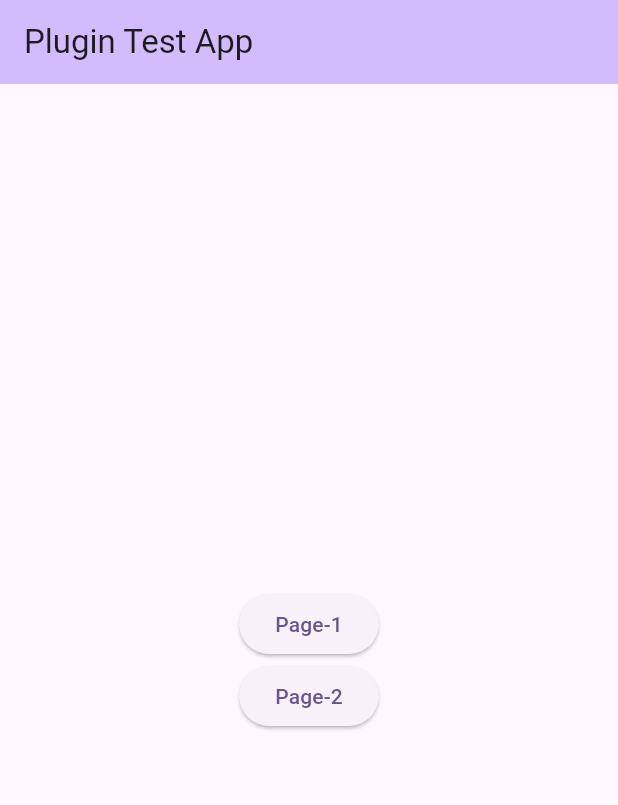
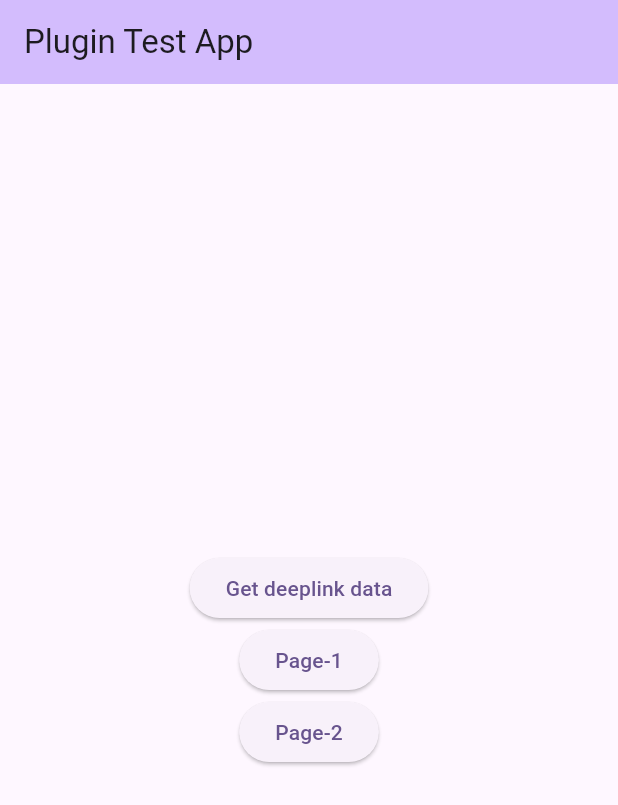
Before and after one commit to ResulticksInc/fluttertestapp, a Flutter app: the screen it shows after launch, on a phone screen of 412 x 824 dp. Shown: the top 805 px of the screen. Run offline on Flutter 3.47's test engine with Material 3 defaults, Android fonts, the phone set to English and light mode, and no system bars; our stand-ins replace firebase_core, firebase_messaging; missing offline and left inert: refluttersdk; accounts and stored records are empty.

Commit message:
Implemented new deeplink listener

```diff
--- a/lib/main.dart
+++ b/lib/main.dart
@@ -1,10 +1,14 @@
+import 'dart:async';
 import 'dart:convert';
 
+import 'package:firebase_core/firebase_core.dart';
+import 'package:firebase_messaging/firebase_messaging.dart';
 import 'package:flutter/material.dart';
 import 'package:refluttersdk/refluttersdk.dart';
 
-void main() {
-
+void main() async {
+  WidgetsFlutterBinding.ensureInitialized();
+  await Firebase.initializeApp();
   runApp(const MyApp());
 }
 final _refluttersdkPlugin =Refluttersdk();
@@ -19,66 +23,146 @@ class MyApp extends StatelessWidget {
       title: 'Plugin Test App',
       routes: {
         '/CareerPage': (BuildContext ctx) => const CareerPage(),
-        "/CertificationPage": (BuildContext ctx) => const CertificationPage(),
+        '/CertificationPage': (BuildContext ctx) => const CertificationPage(),
+        '/FormPage' : (BuildContext ctx) => const FormPage(),
+        '/UserDashboard' : (BuildContext ctx) => const UserDashboard(),
       },
       debugShowCheckedModeBanner: false,
       theme: ThemeData(
         colorScheme: ColorScheme.fromSeed(seedColor: Colors.deepPurple),
         useMaterial3: true,
       ),
-      home: const MyHomePage(),
+      home:  const MyHomePage(),
     );
   }
 
 }
+class MyHomePage extends StatefulWidget {
+  const MyHomePage({super.key});
 
-class MyHomePage extends StatelessWidget {
-  const MyHomePage({super.key});
+  @override
+  State<MyHomePage> createState() => _MyHomePageState();
+}
+
+class _MyHomePageState extends State<MyHomePage> {
+
+  StreamSubscription<String>? streamSubscription;
+   StreamController<String> controllerData = StreamController<String>();
+   StreamController<String> controllerInitSession = StreamController<String>();
+
+
+
+  @override
+  void initState() {
+    super.initState();
+    // deeplinkHandler();
+    getFcmToken();
+    getDeeplinkData();
+  }
   deeplinkHandler(){
     /*
-    * App screen Navigations via link and notifications
+    * App screen Navigation's via link and notifications
     */
     _refluttersdkPlugin.listener((data) {
-      print("Deeplink Handler form dashboard!!!") ;
-      print("Deeplink Data dashboard :: $data") ;
+      debugPrint("Deeplink Handler form dashboard!!!") ;
+      debugPrint("Deeplink Data dashboard :: $data") ;
       var deeplinkData = jsonDecode(data);
       var customParams = deeplinkData['customParams'];
       screenNavigator(jsonDecode(customParams)['screenName'],jsonDecode(customParams)['data']);
-      _refluttersdkPlugin.deepLinkDataReset();
     });
   }
+
+   getDeeplinkData(){
+    /*
+    * Receive deeplink data using stream
+    */
+     streamSubscription = _refluttersdkPlugin.listenDeeplinkData().listen((data) async {
+       try{
+         debugPrint('DeepLink Listener :: $data');
+         controllerData.sink.add((data.toString()));
+         var deeplinkData = jsonDecode(data);
+         var customParams = deeplinkData['customParams'];
+         screenNavigator(jsonDecode(customParams)['screenName'],jsonDecode(customParams)['data']);
+       }catch(e){
+         debugPrint('$e');
+       }
+     });
+   }
+
   screenNavigator(var screenName,var data){
     switch(screenName){
 
       case "CareerPage":{
         if(data!=null){
-          Navigator.pushNamed(buildContext, '/CareerPage',arguments: data);
+          Navigator.pushNamed(context, '/CareerPage',arguments: data);
         }
         else {
-          Navigator.pushNamed(buildContext, '/CareerPage');
+          Navigator.pushNamed(context, '/CareerPage');
         }
         break;
       }
       case "CertificationPage":{
         if(data!=null){
-          Navigator.pushNamed(buildContext, '/CertificationPage',arguments: data);
+          Navigator.pushNamed(context, '/CertificationPage',arguments: data);
         }
         else {
-          Navigator.pushNamed(buildContext, '/CertificationPage');
+          Navigator.pushNamed(context, '/CertificationPage');
+        }
+        break;
+      }
+      case "FormPage":{
+        if(data!=null){
+          Navigator.pushNamed(context, '/FormPage',arguments: data);
+        }
+        else {
+          Navigator.pushNamed(context, '/FormPage');
+        }
+        break;
+      }
+      case "UserDashboard":{
+        if(data!=null){
+          Navigator.pushNamed(context, '/UserDashboard',arguments: data);
+        }
+        else {
+          Navigator.pushNamed(context, '/UserDashboard');
         }
         break;
       }
 
       default:{
-        print("ScreenName is not defined!!!");
+        debugPrint("ScreenName is not defined!!!");
       }
     }
   }
+getFcmToken(){
+  FirebaseMessaging.instance.getToken().then((newToken) {
+    debugPrint("FCM token: $newToken ");
+    _refluttersdkPlugin.updatePushToken(newToken!);
+    Map userData = {
+      "userUniqueId": 'user@gmail.com',
+      // * unique id could be email id, mobile no, or BrandID defined id like Customer hash, PAN number
+      "name": "",
+      "age": "",
+      "email": "",
+      "phone": "",
+      "gender": "",
+      "profileUrl": "",
+      "dob": "",
+      "education": "",
+      "employed": true,
+      "married": false,
+      "deviceToken": newToken,
+      // * FCM Token
+    };
+    _refluttersdkPlugin.sdkRegisteration(userData);
+  });
+}
+
+
   @override
   Widget build(BuildContext context) {
-    deeplinkHandler();
-    debugPrint('Build method called!!');
-    buildContext = context;
+
+
     return Scaffold(
       appBar: AppBar(
         title: const Text('Plugin Test App'),
@@ -91,7 +175,14 @@ class MyHomePage extends StatelessWidget {
           mainAxisAlignment: MainAxisAlignment.center,
           children: <Widget>[
             ElevatedButton(
+              onPressed: (){
+                getDeeplinkData();
+              },
+              child: const Text('Get deeplink data'),
+            ),
+            ElevatedButton(
                 onPressed: (){
+                  _refluttersdkPlugin.screentracking('Page-1');
                   Navigator.pushNamed(context, '/CertificationPage');
                 },
                 child: const Text('Page-1'),
@@ -102,6 +193,18 @@ class MyHomePage extends StatelessWidget {
                   Navigator.pushNamed(context, '/CareerPage');
                 },
                 child: const Text('Page-2'),
+            ),
+            StreamBuilder<String>(
+              stream: controllerData.stream,
+              initialData: null,
+              builder: (context, snapshot) {
+                if (snapshot.hasData && snapshot.data!.isNotEmpty) {
+                  /// handle deeplink data
+                  return Container();
+                } else {
+                  return Container();
+                }
+              },
             ),
           ],
         ),
@@ -123,7 +226,7 @@ class CertificationPage extends StatelessWidget {
         child: Column(
           mainAxisAlignment: MainAxisAlignment.center,
           children: <Widget>[
-           Text('Page-1')
+           Text('Certification Page')
           ],
         ),
       ),
@@ -144,10 +247,50 @@ class CareerPage extends StatelessWidget {
         child: Column(
           mainAxisAlignment: MainAxisAlignment.center,
           children: <Widget>[
-            Text('Page-2')
+            Text('Career Page')
           ],
         ),
       ),
     ) ;
   }
 }
+class FormPage extends StatelessWidget {
+  const FormPage({super.key});
+
+  @override
+  Widget build(BuildContext context) {
+    return Scaffold(
+      appBar: AppBar(
+        backgroundColor: Theme.of(context).colorScheme.inversePrimary,
+      ),
+      body:  const Center(
+        child: Column(
+          mainAxisAlignment: MainAxisAlignment.center,
+          children: <Widget>[
+            Text('FormPage')
+          ],
+        ),
+      ),
+    ) ;
+  }
+}
+class UserDashboard extends StatelessWidget {
+  const UserDashboard({super.key});
+
+  @override
+  Widget build(BuildContext context) {
+    return Scaffold(
+      appBar: AppBar(
+        backgroundColor: Theme.of(context).colorScheme.inversePrimary,
+      ),
+      body:  const Center(
+        child: Column(
+          mainAxisAlignment: MainAxisAlignment.center,
+          children: <Widget>[
+            Text('UserDashboard Page')
+          ],
+        ),
+      ),
+    ) ;
+  }
+}
--- a/pubspec.yaml
+++ b/pubspec.yaml
@@ -35,7 +35,9 @@ dependencies:
   # The following adds the Cupertino Icons font to your application.
   # Use with the CupertinoIcons class for iOS style icons.
   cupertino_icons: ^1.0.2
-  refluttersdk: 1.1.7
+  firebase_core: ^2.4.0
+  firebase_messaging: ^14.1.4
+  refluttersdk: ^1.1.9
 
 dev_dependencies:
   flutter_test:
```
Also changed, not shown: pubspec.lock, 5 other files.
